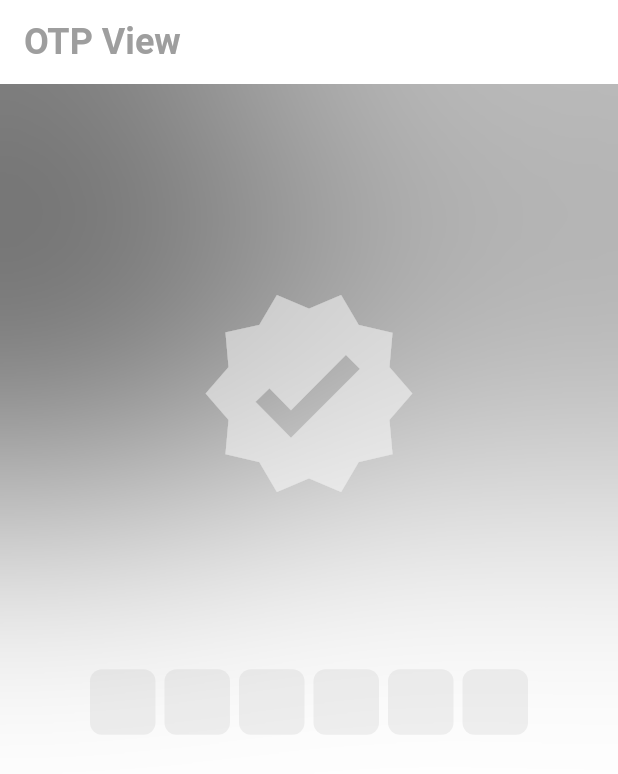
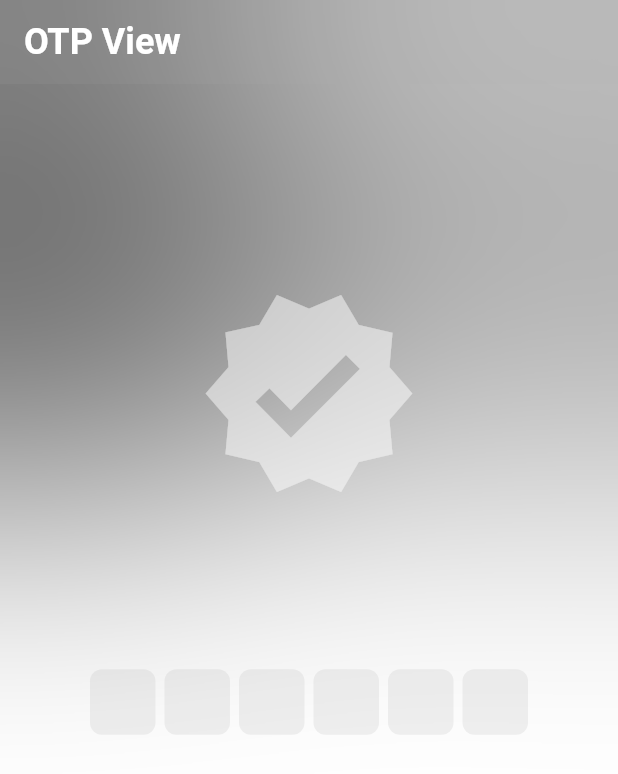
Before and after one commit to BaselHegazi226/auth_app, a Flutter app: the OtpView screen opened by its route, on a phone screen of 412 x 824 dp. Shown: the top 774 px of the screen. Run offline on Flutter 3.47's test engine with Material 3 defaults, Android fonts, the light colour scheme and no system bars; our stand-ins replace awesome_dialog, bloc, cached_network_image, dartz, firebase_auth, firebase_core and 7 more; missing offline and left inert: flutter_facebook_auth; accounts and stored records are empty; network calls fail; Roboto replaces fonts that are missing (cairo).

Commit message:
add  backgroundColor import 'package:auth_with_firebase_application/core/helper/const_variables.dart';

```diff
--- a/lib/features/auth/presentation/views/otp_view.dart
+++ b/lib/features/auth/presentation/views/otp_view.dart
@@ -1,3 +1,4 @@
+import 'package:auth_with_firebase_application/core/helper/const_variables.dart';
 import 'package:auth_with_firebase_application/core/utilities/text_styles.dart';
 import 'package:auth_with_firebase_application/features/auth/presentation/views/widgets/otp_view_widgets/otp_view_body.dart';
 import 'package:flutter/material.dart';
@@ -9,15 +10,16 @@ class OtpView extends StatelessWidget {
   Widget build(BuildContext context) {
     return Scaffold(
       appBar: AppBar(
+        backgroundColor: kOtpRightColor.withOpacity(.1),
         title: Text(
           'OTP View',
           style: Styles.textStyleFun(
-            color: Colors.grey,
+            color: Colors.white,
             size: 24,
           ),
         ),
         iconTheme: IconThemeData(
-          color: Colors.grey,
+          color: Colors.white,
         ),
       ),
       body: OtpViewBody(),
```
